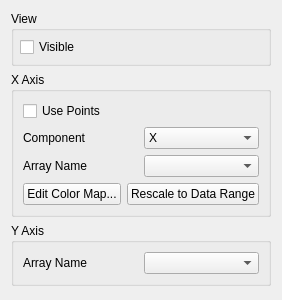
The window that Qt/Components/Resources/UI/pqBarChartDisplayEditor.ui (wildmichael/ParaView3-enhancements-old) describes before a commit, drawn with Qt 5.
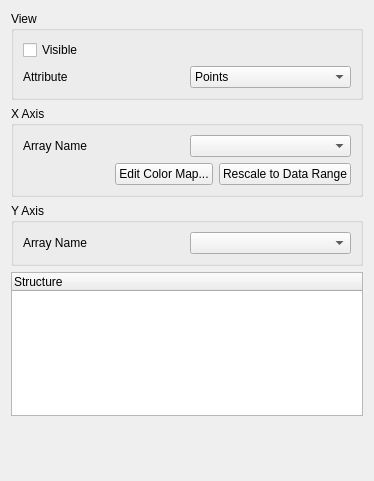
The same window after the commit.

Diff of the .ui file:
```diff
--- a/Qt/Components/Resources/UI/pqBarChartDisplayEditor.ui
+++ b/Qt/Components/Resources/UI/pqBarChartDisplayEditor.ui
@@ -5,8 +5,8 @@
    <rect>
     <x>0</x>
     <y>0</y>
-    <width>265</width>
-    <height>300</height>
+    <width>311</width>
+    <height>481</height>
    </rect>
   </property>
   <property name="windowTitle" >
@@ -18,23 +18,8 @@
      <property name="title" >
       <string>View</string>
      </property>
-     <layout class="QHBoxLayout" >
-      <property name="spacing" >
-       <number>6</number>
-      </property>
-      <property name="leftMargin" >
-       <number>6</number>
-      </property>
-      <property name="topMargin" >
-       <number>6</number>
-      </property>
-      <property name="rightMargin" >
-       <number>6</number>
-      </property>
-      <property name="bottomMargin" >
-       <number>6</number>
-      </property>
-      <item>
+     <layout class="QGridLayout" >
+      <item row="0" column="0" colspan="2" >
        <widget class="QCheckBox" name="ViewData" >
         <property name="toolTip" >
          <string>&lt;html>&lt;head>&lt;meta name="qrichtext" content="1" />&lt;/head>&lt;body style=" white-space: pre-wrap; font-family:Sans Serif; font-size:9pt; font-weight:400; font-style:normal; text-decoration:none;">&lt;p style=" margin-top:0px; margin-bottom:0px; margin-left:0px; margin-right:0px; -qt-block-indent:0; text-indent:0px;">Toggle visibility of this dataset's geometry.&lt;/p>&lt;/body>&lt;/html></string>
@@ -44,37 +29,18 @@
         </property>
        </widget>
       </item>
-     </layout>
-    </widget>
-   </item>
-   <item>
-    <widget class="QGroupBox" name="groupBox" >
-     <property name="title" >
-      <string>X Axis</string>
-     </property>
-     <layout class="QGridLayout" >
-      <item row="0" column="0" colspan="2" >
-       <widget class="QCheckBox" name="UsePoints" >
-        <property name="toolTip" >
-         <string>&lt;html>When checked the chart will use points instead of point data on the X axis.&lt;/html></string>
-        </property>
-        <property name="text" >
-         <string>Use Points</string>
-        </property>
-       </widget>
-      </item>
       <item row="1" column="0" >
-       <widget class="QLabel" name="labelPointComponent" >
+       <widget class="QLabel" name="label" >
         <property name="text" >
-         <string>Component</string>
+         <string>Attribute</string>
         </property>
        </widget>
       </item>
       <item row="1" column="1" >
-       <widget class="QComboBox" name="PointComponent" >
+       <widget class="QComboBox" name="FieldAssociation" >
         <item>
          <property name="text" >
-          <string>X</string>
+          <string>Points</string>
          </property>
         </item>
         <item>
@@ -89,17 +55,26 @@
         </item>
        </widget>
       </item>
-      <item row="2" column="0" >
+     </layout>
+    </widget>
+   </item>
+   <item>
+    <widget class="QGroupBox" name="groupBox" >
+     <property name="title" >
+      <string>X Axis</string>
+     </property>
+     <layout class="QGridLayout" >
+      <item row="0" column="0" >
        <widget class="QLabel" name="labelXArrayName" >
         <property name="text" >
          <string>Array Name</string>
         </property>
        </widget>
       </item>
-      <item row="2" column="1" >
+      <item row="0" column="1" >
        <widget class="QComboBox" name="XArrayName" />
       </item>
-      <item row="3" column="0" colspan="2" >
+      <item row="1" column="0" colspan="2" >
        <layout class="QHBoxLayout" >
         <item>
          <spacer>
@@ -170,6 +145,15 @@
      </layout>
     </widget>
    </item>
+   <item>
+    <widget class="QTreeWidget" name="CompositeTree" >
+     <column>
+      <property name="text" >
+       <string>Structure</string>
+      </property>
+     </column>
+    </widget>
+   </item>
    <item>
     <spacer>
      <property name="orientation" >
@@ -177,8 +161,8 @@
      </property>
      <property name="sizeHint" >
       <size>
-       <width>20</width>
-       <height>0</height>
+       <width>352</width>
+       <height>101</height>
       </size>
      </property>
     </spacer>
```
Left out of the diff: 86 changed lines with no effect on the pictures.
